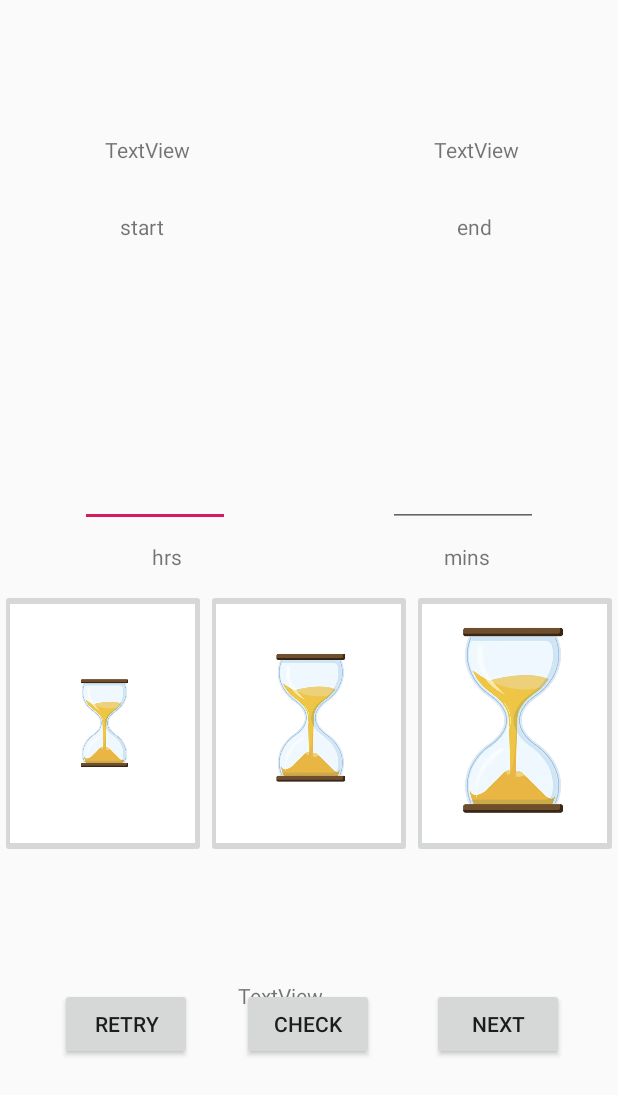
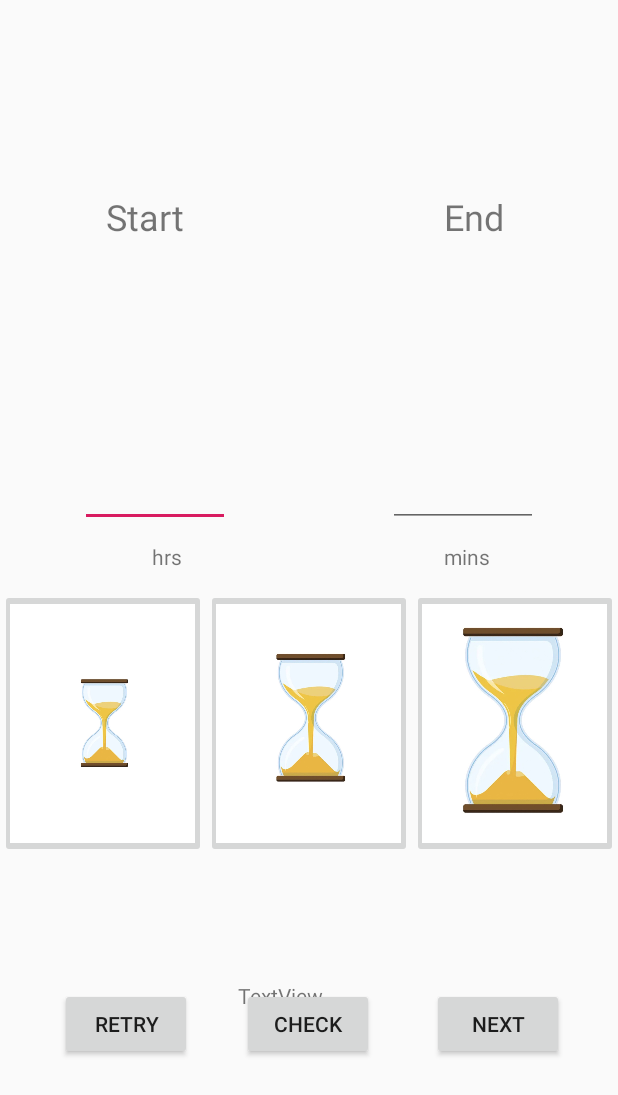
Before and after one commit to forrestpark/UIMA, an Android app: the layout activity_learn.xml on its own in the app's theme, with its tools: preview values and no code run, on a phone screen of 412 x 824 dp. Shown: the top 1095 px of the screen. Run offline under Robolectric (Android 15) with nearby library versions, the phone set to English and light mode, and no system bars.

Commit message:
started layout modifications in activity_learn.xml

```diff
--- a/StressHits/app/src/main/res/layout/activity_learn.xml
+++ b/StressHits/app/src/main/res/layout/activity_learn.xml
@@ -8,41 +8,47 @@
 
     <TextView
         android:id="@+id/learn_start_time"
-        android:layout_width="wrap_content"
-        android:layout_height="wrap_content"
-        android:layout_marginStart="70dp"
-        android:layout_marginTop="90dp"
-        android:text="TextView"
+        android:layout_width="64dp"
+        android:layout_height="32dp"
+        android:layout_marginStart="64dp"
+        android:layout_marginTop="64dp"
+        android:textAlignment="center"
+        android:textSize="24sp"
         app:layout_constraintStart_toStartOf="parent"
         app:layout_constraintTop_toTopOf="parent" />
 
     <TextView
         android:id="@+id/learn_start"
-        android:layout_width="wrap_content"
-        android:layout_height="wrap_content"
-        android:layout_marginStart="80dp"
+        android:layout_width="64dp"
+        android:layout_height="32dp"
+        android:layout_marginStart="64dp"
         android:layout_marginTop="32dp"
-        android:text="start"
+        android:text="@string/start"
+        android:textAlignment="center"
+        android:textSize="24sp"
         app:layout_constraintStart_toStartOf="parent"
         app:layout_constraintTop_toBottomOf="@+id/learn_start_time" />
 
     <TextView
         android:id="@+id/learn_end_time"
-        android:layout_width="wrap_content"
-        android:layout_height="wrap_content"
-        android:layout_marginTop="90dp"
-        android:layout_marginEnd="66dp"
-        android:text="TextView"
+        android:layout_width="64dp"
+        android:layout_height="32dp"
+        android:layout_marginTop="64dp"
+        android:layout_marginEnd="64dp"
+        android:textAlignment="center"
+        android:textSize="24sp"
         app:layout_constraintEnd_toEndOf="parent"
         app:layout_constraintTop_toTopOf="parent" />
 
     <TextView
         android:id="@+id/learn_end"
-        android:layout_width="wrap_content"
-        android:layout_height="wrap_content"
+        android:layout_width="64dp"
+        android:layout_height="32dp"
         android:layout_marginTop="32dp"
-        android:layout_marginEnd="84dp"
-        android:text="end"
+        android:layout_marginEnd="64dp"
+        android:text="@string/end"
+        android:textAlignment="center"
+        android:textSize="24sp"
         app:layout_constraintEnd_toEndOf="parent"
         app:layout_constraintTop_toBottomOf="@+id/learn_end_time" />
 
```
